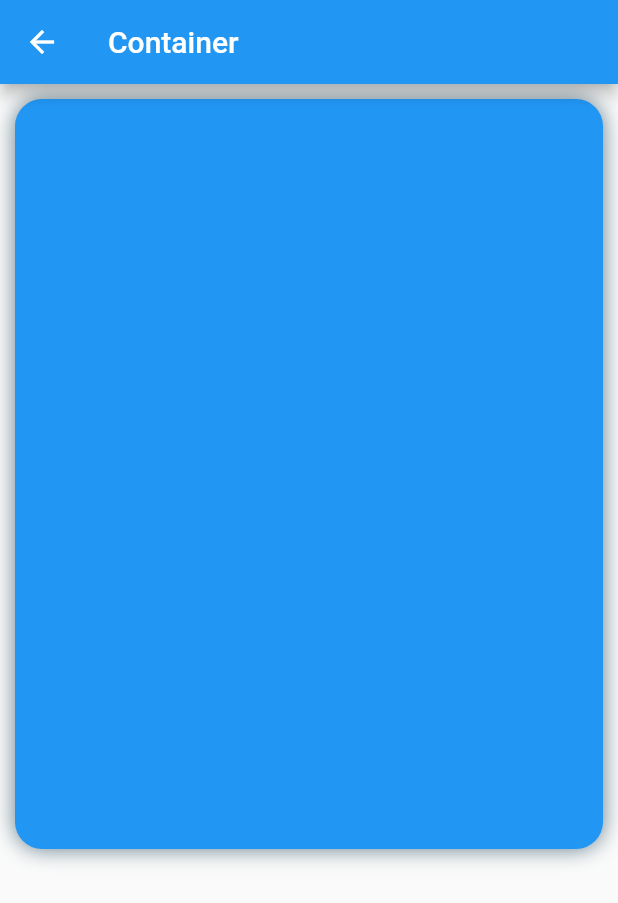
After one commit to aldyisza87/fic4_flutter_widgets_challenges, a Flutter app: the ContainerWidgets screen opened directly, on a phone screen of 412 x 824 dp. The commit adds this screen. Shown: the top 903 px of the screen. Run offline on Flutter 3.47's test engine with Material 2 defaults, Android fonts, the phone set to English and light mode, and no system bars; our stand-ins replace flutter_svg.

Commit message:
widgets challenge

```diff
--- /dev/null
+++ b/lib/tugas/basic_widget/container_widget.dart
@@ -0,0 +1,30 @@
+import 'package:flutter/material.dart';
+
+class ContainerWidgets extends StatelessWidget {
+  const ContainerWidgets({super.key});
+
+  @override
+  Widget build(BuildContext context) {
+    return Scaffold(
+      appBar: AppBar(
+        title: const Text("Container"),
+      ),
+      body: Container(
+        height: 500,
+        margin: const EdgeInsets.all(10),
+        decoration: const BoxDecoration(
+            color: Colors.blue,
+            borderRadius: BorderRadius.all(
+              Radius.circular(18),
+            ),
+            boxShadow: [
+              BoxShadow(
+                blurRadius: 12,
+                offset: Offset.zero,
+                color: Colors.blueGrey,
+              )
+            ]),
+      ),
+    );
+  }
+}
--- a/lib/widget_lesson/basic_form/dialog_widget.dart
+++ b/lib/widget_lesson/basic_form/dialog_widget.dart
@@ -15,8 +15,11 @@ class _DialogWigetState extends State<DialogWiget> {
         title: const Text("FIC - Dialog & Bottomsheet"),
       ),
       body: Container(
-        padding: const EdgeInsets.all(10.0),
+        color: Color.fromARGB(179, 82, 193, 187),
+        width: 400,
+        height: 400,
         child: Column(
+          mainAxisAlignment: MainAxisAlignment.center,
           children: [
             ElevatedButton(
               onPressed: () async {
--- a/lib/widget_lesson/basic_layout/aspectratio_widget.dart
+++ b/lib/widget_lesson/basic_layout/aspectratio_widget.dart
@@ -14,7 +14,7 @@ class AspectRatioWidget extends StatelessWidget {
         child: Column(
           children: [
             AspectRatio(
-              aspectRatio: 180 / 240,
+              aspectRatio: 18 / 18,
               child: Container(
                 color: Colors.blue,
               ),
--- a/lib/widget_lesson/basic_widget/button_widget.dart
+++ b/lib/widget_lesson/basic_widget/button_widget.dart
@@ -21,8 +21,7 @@ class ButtonWidget extends StatelessWidget {
                 shape: RoundedRectangleBorder(
                   borderRadius: BorderRadius.circular(20),
                 ),
-                shadowColor:
-                    Colors.grey[20],
+                shadowColor: Colors.grey[20],
                 elevation: 5.0,
               ),
               child: Text(
--- a/lib/widget_lesson/basic_widget/circle_avatar_widget.dart
+++ b/lib/widget_lesson/basic_widget/circle_avatar_widget.dart
@@ -7,6 +7,7 @@ class CircleAvatarWidget extends StatelessWidget {
     Colors.blue,
     Colors.cyan,
     Colors.amber,
+    Colors.black,
   ];
 
   @override
```
Also changed, not shown: lib/main.dart (+9 -1 lines), lib/tugas/basic_form/dialog_widget.dart (added, +30 -0 lines), lib/tugas/basic_widget/Images_widgets.dart (added, +24 -0 lines), lib/tugas/basic_widget/botton_widget.dart (added, +20 -0 lines), lib/tugas/basic_widget/circleavatar_widget.dart (added, +15 -0 lines), lib/tugas/basic_widget/icon_widget.dart (added, +31 -0 lines), lib/tugas/basic_widget/scaffold_widgets.dart (added, +21 -0 lines), lib/tugas/basic_widget/text_widgets.dart (added, +20 -0 lines).
